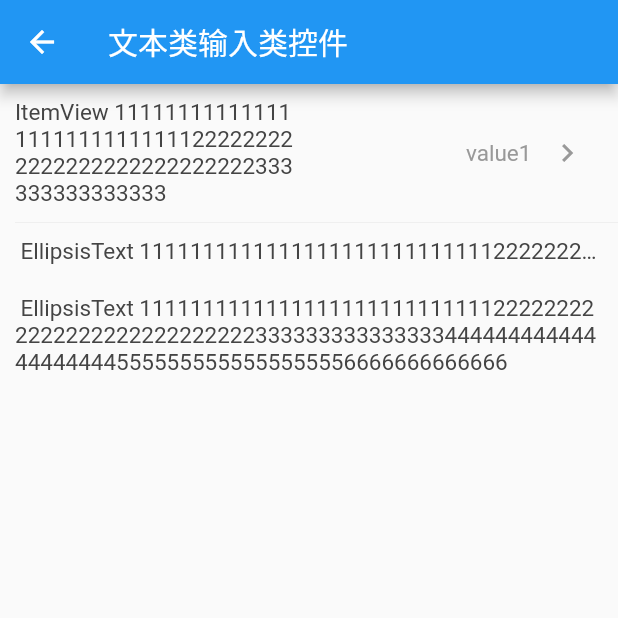
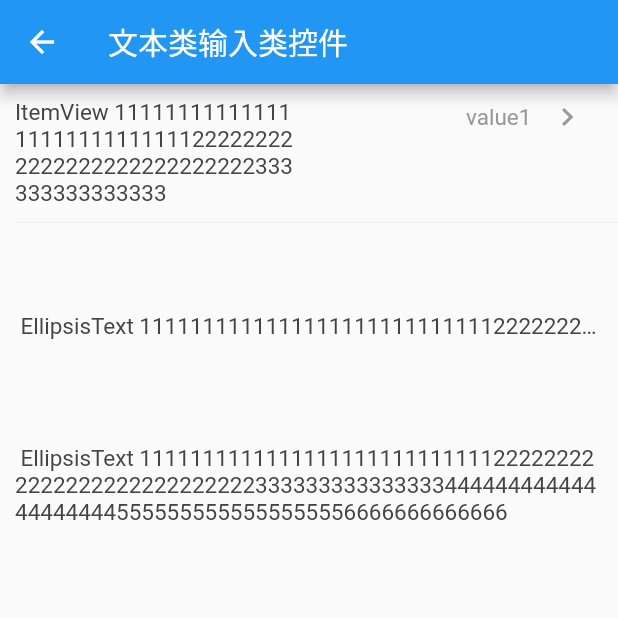
Before and after one commit to zlqscount/zui_flutter, a Flutter app: the TextRoute screen opened directly, on a phone screen of 412 x 824 dp, the top half of it. Run offline on Flutter 3.47's test engine with Material 2 defaults, Android fonts, the phone set to English and light mode, and no system bars.

Commit message:
增加控件操作效果。

```diff
--- a/lib/home/commonuse/detail/button/button_route.dart
+++ b/lib/home/commonuse/detail/button/button_route.dart
@@ -35,9 +35,11 @@ class _ButtonState extends State<ButtonRoute> {
           padding: EdgeInsets.all(10),
           children: <Widget>[
             CommonButton(
-              "CommonButton",
+              "CommonButton $count",
               MClickListener: () {
-                print("press");
+                setState(() {
+                  count++;
+                });
               },
             ),
             SizedBox(
--- a/lib/home/commonuse/detail/text/text_route.dart
+++ b/lib/home/commonuse/detail/text/text_route.dart
@@ -46,9 +46,11 @@ class TextState extends State<TextRoute> {
               }));
             },
           ),
+          Container(height: 50,),
           Container(child:
           EllipsisText("EllipsisText 1111111111111111111111111111222222222222222222222222222333333333333333"),
             margin: EdgeInsets.all(10),),
+          Container(height: 50,),
           Container(child: EllipsisText("EllipsisText 1111111111111111111111111111222222222222222222222222222333333333333333444444444444444444445555555555555555556666666666666", maxLines: 3,),
           margin: EdgeInsets.all(10),),
         ],
--- a/lib/utils/text/text_utils.dart
+++ b/lib/utils/text/text_utils.dart
@@ -20,6 +20,7 @@ class TextUtils {
     return flag;
   }
 
+  ///输出非空字符串
   static String outPutNoneNullStr(String str) {
     return strNoteNull(str) ? str : "";
   }
--- a/lib/view/item_view.dart
+++ b/lib/view/item_view.dart
@@ -30,6 +30,7 @@ class ItemView extends StatelessWidget {
           child: Container(
             decoration: BoxDecoration(),
             child: Row(
+              crossAxisAlignment: CrossAxisAlignment.start,
               mainAxisAlignment: MainAxisAlignment.spaceBetween,
               children: <Widget>[
                 Expanded(
```
